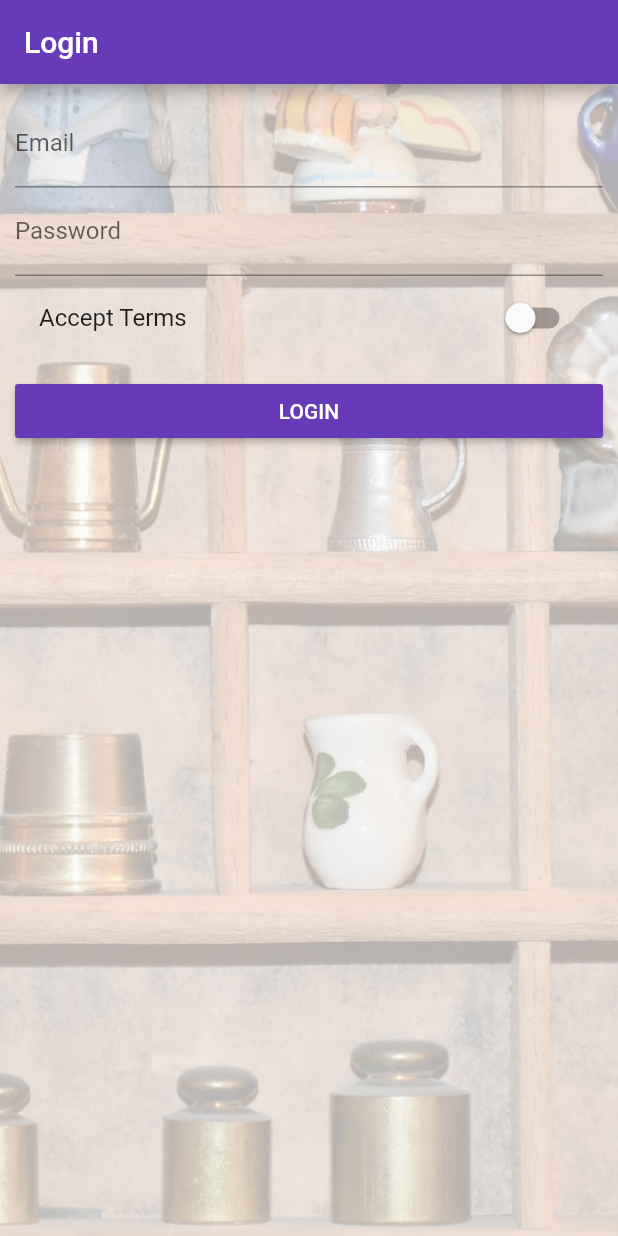
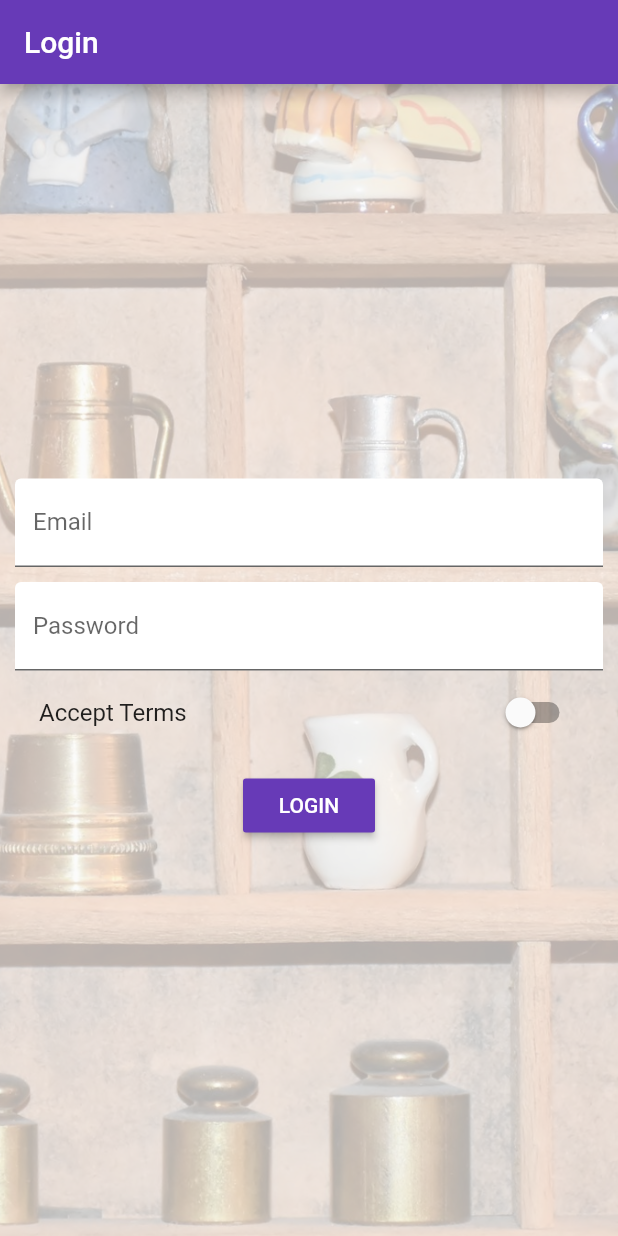
Before and after one commit to Sivar-Developer/Flutter-Course, a Flutter app: the screen it shows after launch, on a phone screen of 412 x 824 dp. Run offline on Flutter 3.47's test engine with Material 2 defaults, Android fonts, the phone set to English and light mode, and no system bars.

Commit message:
8.11 Centering Input Fields

```diff
--- a/lib/pages/auth.dart
+++ b/lib/pages/auth.dart
@@ -27,10 +27,12 @@ class _AuthPageState extends State<AuthPage> {
           )
         ),
         padding: EdgeInsets.all(10.0),
-        child: ListView(
+        child: Center(
+          child: SingleChildScrollView(
+            child: Column(
               children: <Widget>[
                 TextField(
-              decoration: InputDecoration(labelText: 'Email'),
+                  decoration: InputDecoration(labelText: 'Email', filled: true, fillColor: Colors.white),
                   keyboardType: TextInputType.emailAddress,
                   onChanged: (String value) {
                     setState(() {
@@ -38,8 +40,9 @@ class _AuthPageState extends State<AuthPage> {
                     });
                   }
                 ),
+                SizedBox(height: 10.0),
                 TextField(
-              decoration: InputDecoration(labelText: 'Password'),
+                  decoration: InputDecoration(labelText: 'Password', filled: true, fillColor: Colors.white),
                   obscureText: true,
                   onChanged: (String value) {
                     setState(() {
@@ -72,6 +75,8 @@ class _AuthPageState extends State<AuthPage> {
               ],
             )
           )
+        )
+      )
     );
   }
 }
```
Lines whose indentation alone changed are shown as unchanged.
